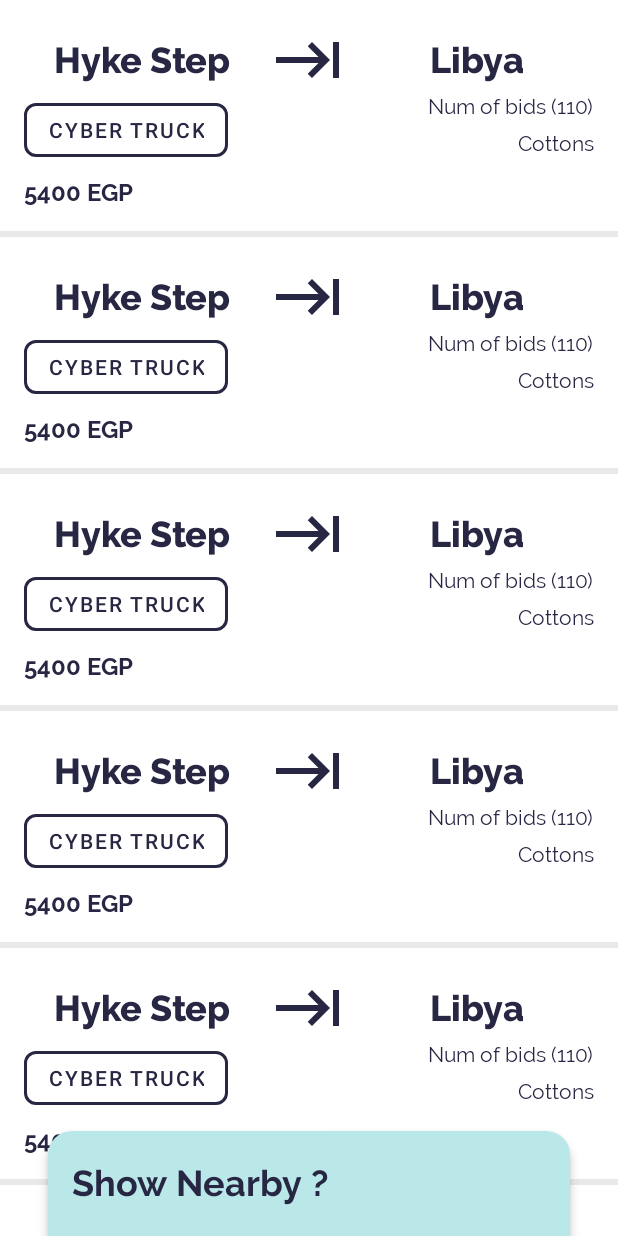
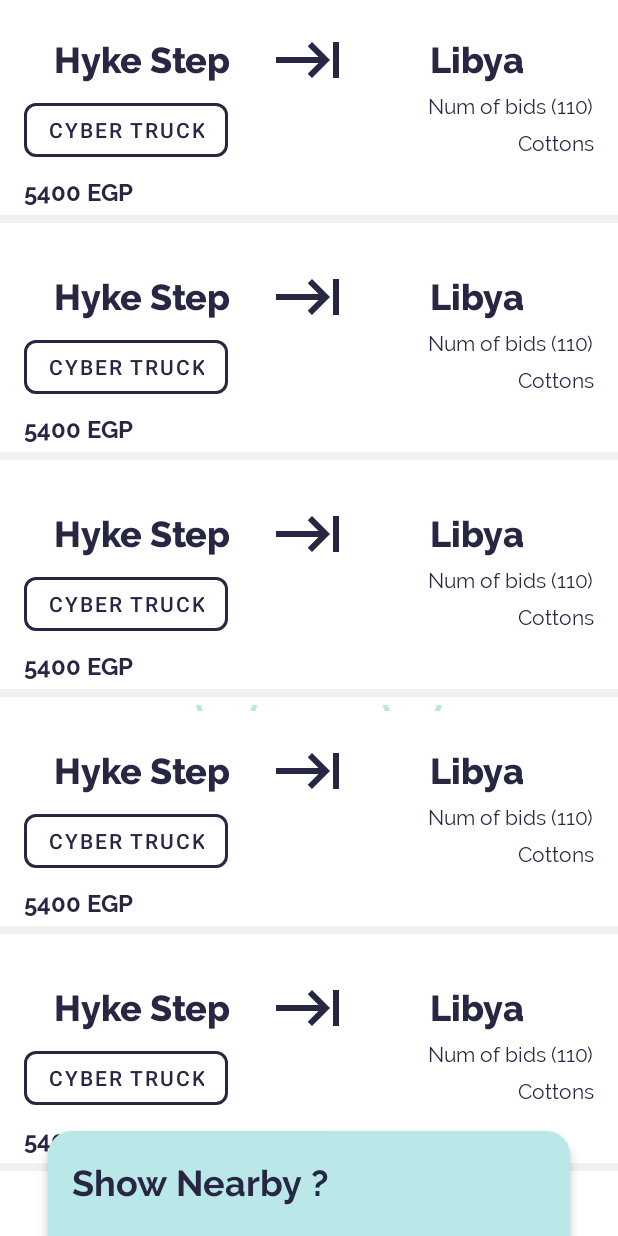
Before and after one commit to ahmed3elshaer/Trella-Public, an Android app: the layout activity_main.xml on its own in the app's theme, with its tools: preview values and no code run, on a phone screen of 412 x 824 dp. Run offline under Robolectric (Android 15) with nearby library versions, the phone set to English and light mode, and no system bars.

Commit message:
updating ui and fixing cache issue

```diff
--- a/app/src/main/java/com/trella/common/Application.kt
+++ b/app/src/main/java/com/trella/common/Application.kt
@@ -9,7 +9,7 @@
 package com.trella.common
 
 import androidx.multidex.MultiDexApplication
-import com.trella.common.di.DaggerAppComponent
+import com.trella.di.DaggerAppComponent
 import dagger.android.AndroidInjector
 import dagger.android.DispatchingAndroidInjector
 import dagger.android.HasAndroidInjector
--- a/app/src/main/java/com/trella/common/di/AppComponent.kt
+++ b/app/src/main/java/com/trella/di/AppComponent.kt
@@ -6,10 +6,10 @@
  *
  */
 
-package com.trella.common.di
+package com.trella.di
 
 import com.trella.common.Application
-import com.trella.common.di.modules.*
+import com.trella.di.modules.*
 import dagger.BindsInstance
 import dagger.Component
 import dagger.android.support.AndroidSupportInjectionModule
--- a/app/src/main/java/com/trella/common/di/modules/AppModule.kt
+++ b/app/src/main/java/com/trella/di/modules/AppModule.kt
@@ -6,7 +6,7 @@
  *
  */
 
-package com.trella.common.di.modules
+package com.trella.di.modules
 
 import android.content.Context
 import com.trella.common.Application
--- a/app/src/main/java/com/trella/common/di/modules/BuilderModule.kt
+++ b/app/src/main/java/com/trella/di/modules/BuilderModule.kt
@@ -6,7 +6,7 @@
  *
  */
 
-package com.trella.common.di.modules
+package com.trella.di.modules
 
 import com.trella.ui.HomeActivity
 import dagger.Module
--- a/app/src/main/java/com/trella/common/di/modules/HomeModule.kt
+++ b/app/src/main/java/com/trella/di/modules/HomeModule.kt
@@ -6,7 +6,7 @@
  *
  */
 
-package com.trella.common.di.modules
+package com.trella.di.modules
 
 
 import android.content.Context
@@ -21,7 +21,6 @@ import com.trella.ui.HomeRepository
 import dagger.Module
 import dagger.Provides
 import retrofit2.Retrofit
-import javax.inject.Singleton
 
 @Module
 class HomeModule {
--- a/app/src/main/java/com/trella/common/di/modules/NetworkModule.kt
+++ b/app/src/main/java/com/trella/di/modules/NetworkModule.kt
@@ -6,7 +6,7 @@
  *
  */
 
-package com.trella.common.di.modules
+package com.trella.di.modules
 
 import com.trella.common.AuthInterceptor
 import dagger.Module
@@ -44,9 +44,6 @@ class NetworkModule {
         return OkHttpClient.Builder()
             .addInterceptor(interceptor)
             .addInterceptor(AuthInterceptor())
-            .connectTimeout(40, TimeUnit.SECONDS)
-            .readTimeout(60, TimeUnit.SECONDS)
-            .writeTimeout(60, TimeUnit.SECONDS)
             .build()
     }
 
--- a/app/src/main/java/com/trella/common/di/modules/ViewModelModule.kt
+++ b/app/src/main/java/com/trella/di/modules/ViewModelModule.kt
@@ -6,7 +6,7 @@
  *
  */
 
-package com.trella.common.di.modules
+package com.trella.di.modules
 
 import androidx.lifecycle.ViewModel
 import androidx.lifecycle.ViewModelProvider
--- a/app/src/main/java/com/trella/ui/HomeRepository.kt
+++ b/app/src/main/java/com/trella/ui/HomeRepository.kt
@@ -30,6 +30,7 @@ class HomeRepository @Inject constructor(
         longitude: Double? = null
     ): Observable<List<ShipmentEntity>> =
         homeApi.getShipments(latitude, longitude)
+            .onErrorResumeNext(Observable.empty())
             .doOnNext { shipments ->
                 shipmentsDao.clearAll()
                     .also { shipmentsDao.insertAll(*shipments.toTypedArray()) }
--- a/app/src/main/res/layout/activity_main.xml
+++ b/app/src/main/res/layout/activity_main.xml
@@ -4,21 +4,33 @@
     xmlns:tools="http://schemas.android.com/tools"
     android:layout_width="match_parent"
     android:layout_height="match_parent"
-    android:background="#E9E9E9"
+    android:animateLayoutChanges="true"
     tools:context=".ui.HomeActivity">
+
+    <com.airbnb.lottie.LottieAnimationView
+        android:id="@+id/lottie_loading"
+        android:layout_width="wrap_content"
+        android:layout_height="wrap_content"
+        android:layout_gravity="center"
+        android:layout_weight="1.5"
+        android:scaleType="centerCrop"
+        app:lottie_autoPlay="true"
+        app:lottie_fileName="loading.json"
+        app:lottie_loop="true" />
 
     <androidx.recyclerview.widget.RecyclerView
         android:id="@+id/recycler_shipments"
         android:layout_width="match_parent"
+        android:layout_height="match_parent"
+        app:layoutManager="androidx.recyclerview.widget.LinearLayoutManager"
         tools:itemCount="6"
-        tools:listitem="@layout/shipment_item"
-        app:layoutManager="androidx.recyclerview.widget.LinearLayoutManager"
-        android:layout_height="match_parent" />
+        tools:listitem="@layout/shipment_item" />
 
 
     <FrameLayout
         android:layout_width="match_parent"
         android:layout_height="70dp"
+        android:id="@+id/bottom_nearby"
         android:layout_marginStart="32dp"
         android:layout_marginEnd="32dp"
         android:background="@drawable/bottom_shape"
@@ -32,23 +44,23 @@
             android:orientation="horizontal">
 
             <TextView
+                android:id="@+id/text_nearby"
                 style="@style/TextAppearance.AppCompat.Headline"
                 android:layout_width="match_parent"
                 android:layout_height="wrap_content"
-                android:id="@+id/text_nearby"
                 android:layout_gravity="center"
-                android:textColor="@color/colorPrimaryDark"
                 android:layout_weight="1"
                 android:fontFamily="@font/raleway_bold"
-                android:text="Show Nearby ?" />
+                android:text="Show Nearby ?"
+                android:textColor="@color/colorPrimaryDark" />
 
             <com.airbnb.lottie.LottieAnimationView
-                android:id="@+id/animation_view"
+                android:id="@+id/lottie_switch"
                 android:layout_width="match_parent"
-                android:scaleType="centerCrop"
                 android:layout_height="match_parent"
                 android:layout_gravity="center"
                 android:layout_weight="1.5"
+                android:scaleType="centerCrop"
                 app:lottie_autoPlay="false"
                 app:lottie_fileName="switch_anim.json"
                 app:lottie_loop="false" />
--- a/app/src/main/res/layout/shipment_item.xml
+++ b/app/src/main/res/layout/shipment_item.xml
@@ -3,9 +3,9 @@
     xmlns:app="http://schemas.android.com/apk/res-auto"
     xmlns:tools="http://schemas.android.com/tools"
     android:layout_width="match_parent"
-    android:background="@color/colorPrimary"
+    android:layout_height="wrap_content"
     android:layout_marginBottom="4dp"
-    android:layout_height="wrap_content">
+    android:background="@color/colorPrimary">
 
 
     <TextView
@@ -115,5 +115,11 @@
         app:layout_constraintStart_toStartOf="@+id/button_vehicle"
         app:layout_constraintTop_toBottomOf="@+id/button_vehicle" />
 
+    <View
+        android:layout_width="match_parent"
+        android:layout_height="5dp"
+        android:background="#F1F1F1"
+        app:layout_constraintBottom_toBottomOf="parent"
+        app:layout_constraintTop_toBottomOf="@+id/text_price" />
 
 </androidx.constraintlayout.widget.ConstraintLayout>
```
Also changed, not shown: app/src/main/assets/loading.json (added, +1 -0 lines), app/src/main/java/com/trella/common/base/BaseActivity.kt (+11 -3 lines), app/src/main/java/com/trella/ui/HomeActivity.kt (+11 -1 lines).
